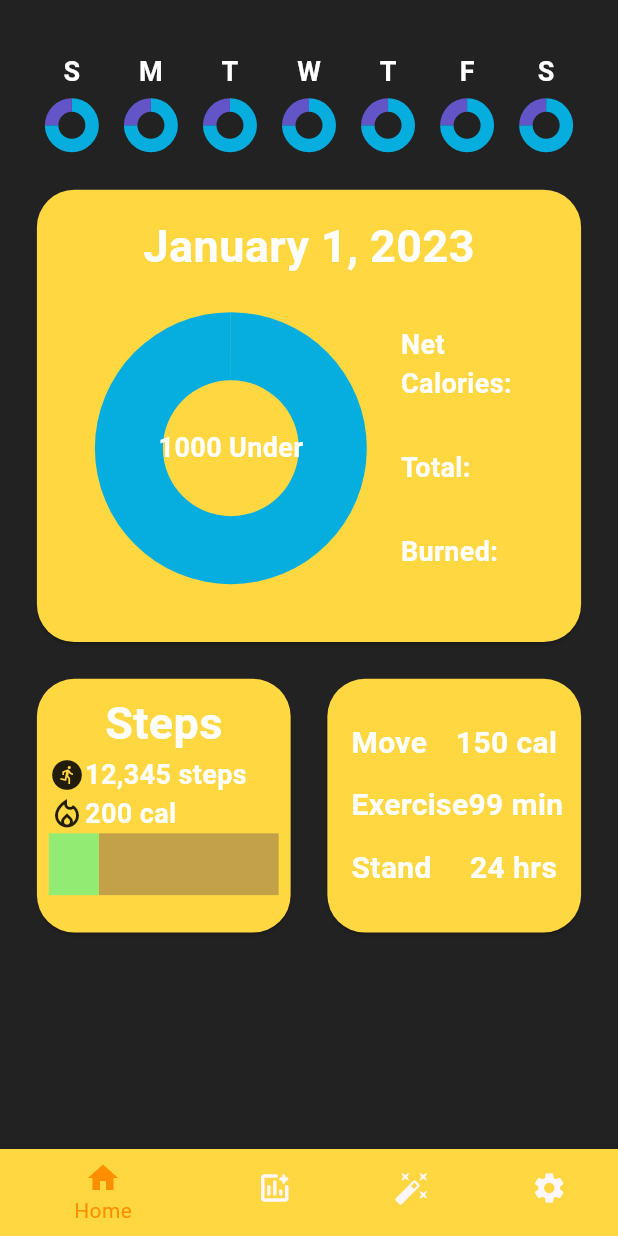
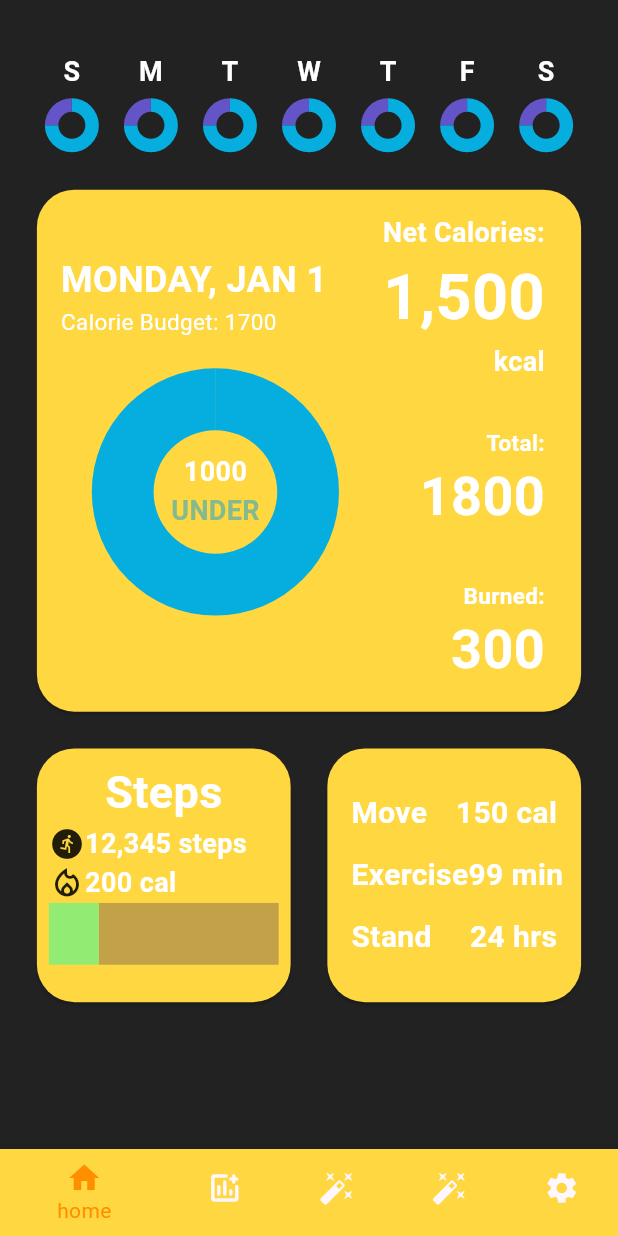
Before and after one commit to SKTDeveloper99/calorie_app_danika, a Flutter app: the screen it shows once a user with an empty profile is signed in, on a phone screen of 412 x 824 dp. Run offline on Flutter 3.47's test engine with Material 3 defaults, Android fonts, the phone set to English and light mode, and no system bars; our stand-ins replace camera, firebase_auth, firebase_core, firebase_database, firebase_messaging, firebase_storage and 5 more; missing offline and left inert: tflite_flutter; accounts and stored records are empty.

Commit message:
updated flutter/packages and made changes towards new ui

```diff
--- a/lib/authentication/register.dart
+++ b/lib/authentication/register.dart
@@ -113,7 +113,7 @@ class _RegisterFormState extends State<RegisterForm> {
                       Navigator.pushNamed(context, "/homeScreen");
                     });
                   },
-                  child: Text("Register")),
+                  child: Text("CREATE ACCOUNT")),
             )
           ],
         ));
--- a/lib/home_page.dart
+++ b/lib/home_page.dart
@@ -21,6 +21,7 @@ class _homeScreenState extends State<homeScreen> {
     const SummaryScreen(),
     const ProfilePage(),
     const HealthLogScreen(),
+    const HealthLogScreen(),
     const SettingsScreen(),
   ];
 
@@ -40,22 +41,27 @@ class _homeScreenState extends State<homeScreen> {
         items: const <BottomNavigationBarItem>[
           BottomNavigationBarItem(
             icon: Icon(Icons.home),
-            label: 'Home',
+            label: 'home',
             backgroundColor: Colors.amberAccent,
           ),
           BottomNavigationBarItem(
             icon: Icon(Icons.add_chart_rounded),
-            label: 'Health Log',
+            label: 'daily log',
             backgroundColor: Colors.amberAccent,
           ),
           BottomNavigationBarItem(
             icon: Icon(Icons.auto_fix_high),
-            label: 'Goals',
+            label: 'add',
+            backgroundColor: Colors.amberAccent,
+          ),
+          BottomNavigationBarItem(
+            icon: Icon(Icons.auto_fix_high),
+            label: 'my goals',
             backgroundColor: Colors.amberAccent,
           ),
           BottomNavigationBarItem(
             icon: Icon(Icons.settings),
-            label: 'Settings',
+            label: 'settings',
             backgroundColor: Colors.amberAccent,
           ),
         ],
--- a/lib/summary.dart
+++ b/lib/summary.dart
@@ -48,24 +48,30 @@ class _SummaryScreenState extends State<SummaryScreen> {
                         borderRadius: BorderRadius.circular(25)),
                     child: Padding(
                         padding: EdgeInsets.all(16.0),
-                        child: Column(
-                          mainAxisAlignment: MainAxisAlignment.center,
+                        child: Row(
                           children: [
-                            Text("January 1, 2023",
+                            Column(
+                              mainAxisAlignment: MainAxisAlignment.start,
+                              crossAxisAlignment: CrossAxisAlignment.start,
+                              children: [
+                                Text("MONDAY, JAN 1",
+                                    textAlign: TextAlign.left,
                                     style: TextStyle(
                                         fontWeight: FontWeight.bold,
                                         color: Colors.white,
-                                    fontSize: 30.0)),
-                            Row(
-                              children: [
+                                        fontSize: 24.0)),
+                                Text("Calorie Budget: 1700",
+                                    textAlign: TextAlign.left,
+                                    style: TextStyle(
+                                        color: Colors.white, fontSize: 15.0)),
                                 Stack(
                                   alignment: AlignmentDirectional.center,
                                   children: [
                                     SizedBox(
                                       width:
-                                          SizeConfig.blockSizeHorizontal! * 55,
+                                          SizeConfig.blockSizeHorizontal! * 50,
                                       height:
-                                          SizeConfig.blockSizeHorizontal! * 55,
+                                          SizeConfig.blockSizeHorizontal! * 50,
                                       child: SfCircularChart(
                                           margin: EdgeInsets.all(0.0),
                                           series: <CircularSeries>[
@@ -81,23 +87,54 @@ class _SummaryScreenState extends State<SummaryScreen> {
                                                         data.y)
                                           ]),
                                     ),
+                                    Column(
+                                      children: [
                                         Text(
-                                      "1000 Under",
+                                          "1000",
+                                          textAlign: TextAlign.center,
                                           style: TextStyle(
                                               fontWeight: FontWeight.bold,
                                               color: Colors.white,
                                               fontSize: 18.0),
                                         ),
+                                        Text(
+                                          "UNDER",
+                                          textAlign: TextAlign.center,
+                                          style: TextStyle(
+                                              fontWeight: FontWeight.bold,
+                                              color: const Color.fromARGB(
+                                                  255, 134, 185, 142),
+                                              fontSize: 18.0),
+                                        ),
+                                      ],
+                                    ),
+                                  ],
+                                ),
                               ],
                             ),
                             Expanded(
+                              child: Padding(
+                                padding: const EdgeInsets.fromLTRB(
+                                    0.0, 0.0, 8.0, 0.0),
                                 child: Column(
                                   mainAxisAlignment:
                                       MainAxisAlignment.spaceEvenly,
-                                    crossAxisAlignment:
-                                        CrossAxisAlignment.start,
+                                  crossAxisAlignment: CrossAxisAlignment.end,
                                   children: [
                                     Text("Net Calories:",
+                                        textAlign: TextAlign.right,
+                                        style: TextStyle(
+                                            fontWeight: FontWeight.bold,
+                                            color: Colors.white,
+                                            fontSize: 18.0)),
+                                    Text("1,500",
+                                        textAlign: TextAlign.right,
+                                        style: TextStyle(
+                                            fontWeight: FontWeight.bold,
+                                            color: Colors.white,
+                                            fontSize: 42.0)),
+                                    Text("kcal",
+                                        textAlign: TextAlign.right,
                                         style: TextStyle(
                                             fontWeight: FontWeight.bold,
                                             color: Colors.white,
@@ -106,22 +143,35 @@ class _SummaryScreenState extends State<SummaryScreen> {
                                       height: 30,
                                     ),
                                     Text("Total:",
+                                        textAlign: TextAlign.right,
                                         style: TextStyle(
                                             fontWeight: FontWeight.bold,
                                             color: Colors.white,
-                                              fontSize: 18.0)),
+                                            fontSize: 15.0)),
+                                    Text("1800",
+                                        textAlign: TextAlign.right,
+                                        style: TextStyle(
+                                            fontWeight: FontWeight.bold,
+                                            color: Colors.white,
+                                            fontSize: 36.0)),
                                     SizedBox(
                                       height: 30,
                                     ),
                                     Text("Burned:",
+                                        textAlign: TextAlign.right,
                                         style: TextStyle(
                                             fontWeight: FontWeight.bold,
                                             color: Colors.white,
-                                              fontSize: 18.0))
+                                            fontSize: 15.0)),
+                                    Text("300",
+                                        textAlign: TextAlign.right,
+                                        style: TextStyle(
+                                            fontWeight: FontWeight.bold,
+                                            color: Colors.white,
+                                            fontSize: 36.0)),
                                   ],
                                 ),
-                                )
-                              ],
+                              ),
                             )
                           ],
                         )))),
--- a/pubspec.yaml
+++ b/pubspec.yaml
@@ -23,16 +23,16 @@ dependencies:
   intl: ^0.18.1
   firebase_storage: ^11.2.8
   image_picker: ^1.0.2
-  google_fonts: ^5.1.0
+  google_fonts: ^6.1.0
   tflite_flutter: ^0.10.2
   image: ^4.1.3
-  syncfusion_flutter_charts: ^23.2.4
+  syncfusion_flutter_charts: ^24.1.44+1
 
 dev_dependencies:
   flutter_test:
     sdk: flutter
 
-  flutter_lints: ^2.0.0
+  flutter_lints: ^3.0.1
 flutter:
 
   uses-material-design: true
```
Also changed, not shown: lib/authentication/auth.dart (+28 -28 lines), lib/health_log_screen.dart (+27 -11 lines), pubspec.lock, 4 other files. Lines whose indentation alone changed are shown as unchanged.
